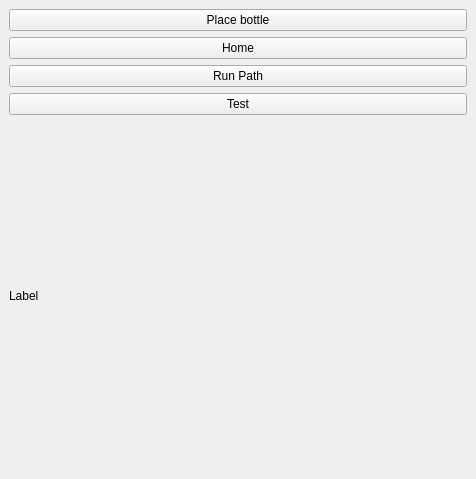
Old version of the form RoviSamplePlugin/src/SamplePlugin.ui in the repository mathujeyanth/Advanced_Robotics.
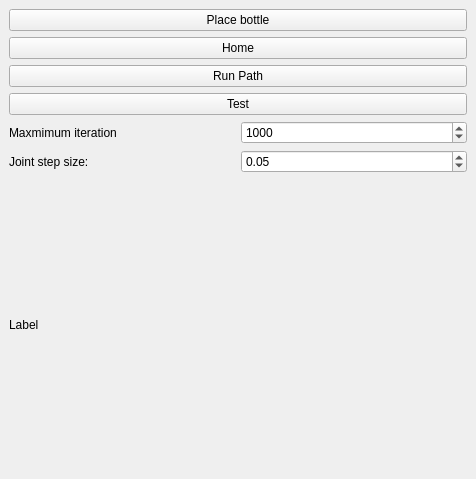
New version of the form.

Diff of the .ui file:
```diff
--- a/RoviSamplePlugin/src/SamplePlugin.ui
+++ b/RoviSamplePlugin/src/SamplePlugin.ui
@@ -45,6 +45,51 @@
         </property>
        </widget>
       </item>
+      <item>
+       <layout class="QHBoxLayout" name="horizontalLayout">
+        <item>
+         <widget class="QLabel" name="label">
+          <property name="text">
+           <string>Maxmimum iteration</string>
+          </property>
+         </widget>
+        </item>
+        <item>
+         <widget class="QSpinBox" name="_maxIteration">
+          <property name="minimum">
+           <number>1</number>
+          </property>
+          <property name="maximum">
+           <number>999999999</number>
+          </property>
+          <property name="singleStep">
+           <number>100</number>
+          </property>
+          <property name="value">
+           <number>1000</number>
+          </property>
+         </widget>
+        </item>
+       </layout>
+      </item>
+      <item>
+       <layout class="QHBoxLayout" name="horizontalLayout_2">
+        <item>
+         <widget class="QLabel" name="label_2">
+          <property name="text">
+           <string>Joint step size:</string>
+          </property>
+         </widget>
+        </item>
+        <item>
+         <widget class="QDoubleSpinBox" name="_jointStepSize">
+          <property name="value">
+           <double>0.050000000000000</double>
+          </property>
+         </widget>
+        </item>
+       </layout>
+      </item>
       <item>
        <widget class="QLabel" name="_label">
         <property name="text">
```
